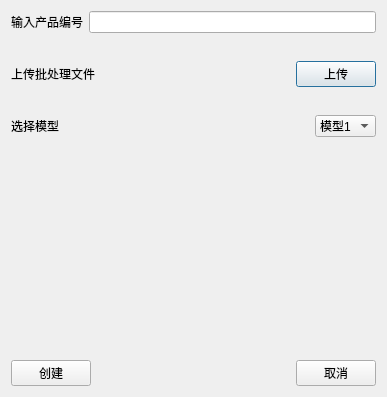
This is creat_task.ui in bwj124/UI as Qt 5 draws it before an edit. The edited form follows.
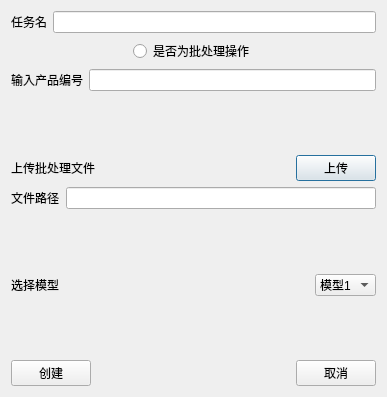
This is the edited form.

What changed in the file:
```diff
--- a/creat_task.ui
+++ b/creat_task.ui
@@ -13,9 +13,58 @@
   <property name="windowTitle">
    <string>新建任务</string>
   </property>
-  <layout class="QHBoxLayout" name="horizontalLayout_5">
+  <layout class="QVBoxLayout" name="verticalLayout">
    <item>
-    <layout class="QVBoxLayout" name="verticalLayout" stretch="1,1,1,1,1,10,1">
+    <layout class="QHBoxLayout" name="horizontalLayout_7">
+     <item>
+      <widget class="QLabel" name="label_5">
+       <property name="text">
+        <string>任务名</string>
+       </property>
+      </widget>
+     </item>
+     <item>
+      <widget class="QLineEdit" name="lineEdit_3"/>
+     </item>
+    </layout>
+   </item>
+   <item>
+    <layout class="QHBoxLayout" name="horizontalLayout_6">
+     <item>
+      <spacer name="horizontalSpacer_4">
+       <property name="orientation">
+        <enum>Qt::Horizontal</enum>
+       </property>
+       <property name="sizeHint" stdset="0">
+        <size>
+         <width>40</width>
+         <height>20</height>
+        </size>
+       </property>
+      </spacer>
+     </item>
+     <item>
+      <widget class="QRadioButton" name="radioButton">
+       <property name="text">
+        <string>是否为批处理操作</string>
+       </property>
+      </widget>
+     </item>
+     <item>
+      <spacer name="horizontalSpacer_5">
+       <property name="orientation">
+        <enum>Qt::Horizontal</enum>
+       </property>
+       <property name="sizeHint" stdset="0">
+        <size>
+         <width>40</width>
+         <height>20</height>
+        </size>
+       </property>
+      </spacer>
+     </item>
+    </layout>
+   </item>
      <item>
       <layout class="QHBoxLayout" name="horizontalLayout">
        <item>
@@ -37,8 +86,8 @@
        </property>
        <property name="sizeHint" stdset="0">
         <size>
-         <width>20</width>
-         <height>40</height>
+       <width>266</width>
+       <height>47</height>
         </size>
        </property>
       </spacer>
@@ -74,6 +123,20 @@
        </item>
       </layout>
      </item>
+   <item>
+    <layout class="QHBoxLayout" name="horizontalLayout_5">
+     <item>
+      <widget class="QLabel" name="label_4">
+       <property name="text">
+        <string>文件路径</string>
+       </property>
+      </widget>
+     </item>
+     <item>
+      <widget class="QLineEdit" name="lineEdit_2"/>
+     </item>
+    </layout>
+   </item>
      <item>
       <spacer name="verticalSpacer_3">
        <property name="orientation">
@@ -81,8 +144,8 @@
        </property>
        <property name="sizeHint" stdset="0">
         <size>
-         <width>20</width>
-         <height>40</height>
+       <width>266</width>
+       <height>48</height>
         </size>
        </property>
       </spacer>
@@ -138,7 +201,7 @@
        <property name="sizeHint" stdset="0">
         <size>
          <width>20</width>
-         <height>40</height>
+       <height>47</height>
         </size>
        </property>
       </spacer>
@@ -171,8 +234,6 @@
           <string>取消</string>
          </property>
         </widget>
-       </item>
-      </layout>
      </item>
     </layout>
    </item>
```
Lines whose indentation alone changed are shown as unchanged.
